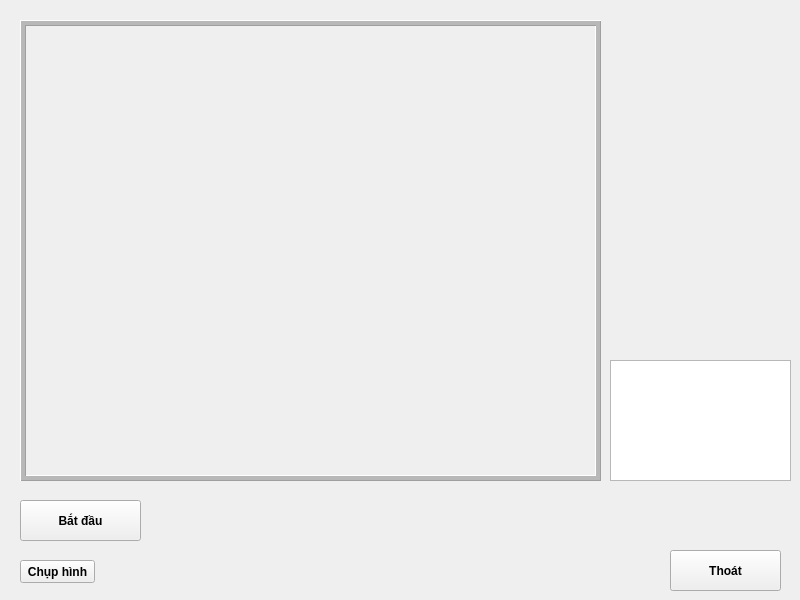
Old version of the form datn-gui/nhan_dien_gui.ui in the repository huongvu1397/Learn-Face-Recognition-OpenCV-Python.
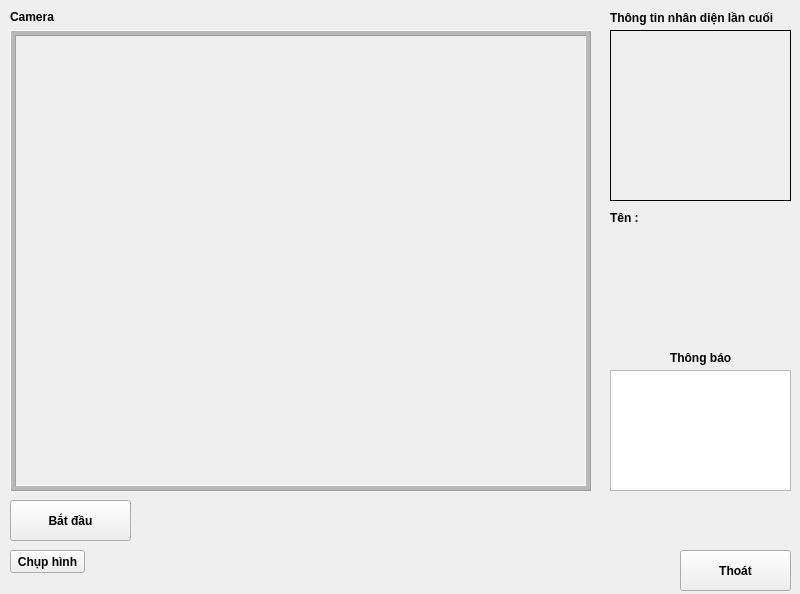
New version of the form.

Patch:
```diff
--- a/datn-gui/nhan_dien_gui.ui
+++ b/datn-gui/nhan_dien_gui.ui
@@ -7,7 +7,7 @@
     <x>0</x>
     <y>0</y>
     <width>800</width>
-    <height>600</height>
+    <height>594</height>
    </rect>
   </property>
   <property name="windowTitle">
@@ -17,7 +17,7 @@
    <widget class="QPushButton" name="btnStart">
     <property name="geometry">
      <rect>
-      <x>20</x>
+      <x>10</x>
       <y>500</y>
       <width>121</width>
       <height>41</height>
@@ -36,8 +36,8 @@
    <widget class="QPushButton" name="btnCapture">
     <property name="geometry">
      <rect>
-      <x>20</x>
-      <y>560</y>
+      <x>10</x>
+      <y>550</y>
       <width>75</width>
       <height>23</height>
      </rect>
@@ -55,7 +55,7 @@
    <widget class="QPushButton" name="btnExit">
     <property name="geometry">
      <rect>
-      <x>670</x>
+      <x>680</x>
       <y>550</y>
       <width>111</width>
       <height>41</height>
@@ -74,8 +74,8 @@
    <widget class="QLabel" name="videoFrame">
     <property name="geometry">
      <rect>
-      <x>20</x>
-      <y>20</y>
+      <x>10</x>
+      <y>30</y>
       <width>581</width>
       <height>461</height>
      </rect>
@@ -97,12 +97,123 @@
     <property name="geometry">
      <rect>
       <x>610</x>
-      <y>360</y>
+      <y>370</y>
       <width>181</width>
       <height>121</height>
      </rect>
     </property>
    </widget>
+   <widget class="QLabel" name="imageFrame">
+    <property name="geometry">
+     <rect>
+      <x>610</x>
+      <y>30</y>
+      <width>181</width>
+      <height>171</height>
+     </rect>
+    </property>
+    <property name="minimumSize">
+     <size>
+      <width>181</width>
+      <height>171</height>
+     </size>
+    </property>
+    <property name="frameShape">
+     <enum>QFrame::Box</enum>
+    </property>
+    <property name="text">
+     <string/>
+    </property>
+   </widget>
+   <widget class="QLabel" name="labelCamera">
+    <property name="geometry">
+     <rect>
+      <x>10</x>
+      <y>10</y>
+      <width>47</width>
+      <height>13</height>
+     </rect>
+    </property>
+    <property name="font">
+     <font>
+      <weight>75</weight>
+      <bold>true</bold>
+     </font>
+    </property>
+    <property name="text">
+     <string>Camera</string>
+    </property>
+   </widget>
+   <widget class="QLabel" name="labelNotification">
+    <property name="geometry">
+     <rect>
+      <x>670</x>
+      <y>350</y>
+      <width>71</width>
+      <height>16</height>
+     </rect>
+    </property>
+    <property name="font">
+     <font>
+      <weight>75</weight>
+      <bold>true</bold>
+     </font>
+    </property>
+    <property name="text">
+     <string>Thông báo</string>
+    </property>
+   </widget>
+   <widget class="QLabel" name="labelTT">
+    <property name="geometry">
+     <rect>
+      <x>610</x>
+      <y>10</y>
+      <width>171</width>
+      <height>16</height>
+     </rect>
+    </property>
+    <property name="font">
+     <font>
+      <weight>75</weight>
+      <bold>true</bold>
+     </font>
+    </property>
+    <property name="text">
+     <string>Thông tin nhân diện lần cuối</string>
+    </property>
+   </widget>
+   <widget class="QLabel" name="labelName">
+    <property name="geometry">
+     <rect>
+      <x>610</x>
+      <y>210</y>
+      <width>31</width>
+      <height>16</height>
+     </rect>
+    </property>
+    <property name="font">
+     <font>
+      <weight>75</weight>
+      <bold>true</bold>
+     </font>
+    </property>
+    <property name="text">
+     <string>Tên :</string>
+    </property>
+   </widget>
+   <widget class="QLabel" name="txtName">
+    <property name="geometry">
+     <rect>
+      <x>640</x>
+      <y>210</y>
+      <width>141</width>
+      <height>16</height>
+     </rect>
+    </property>
+    <property name="text">
+     <string/>
+    </property>
+   </widget>
   </widget>
  </widget>
  <resources/>
```
